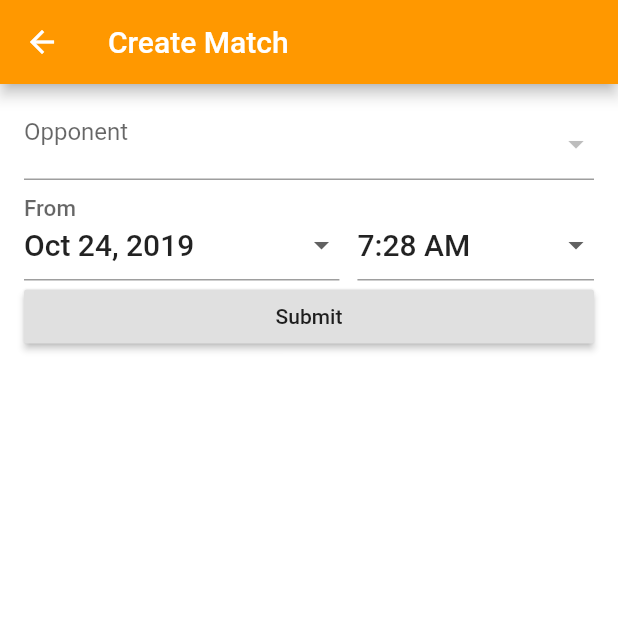
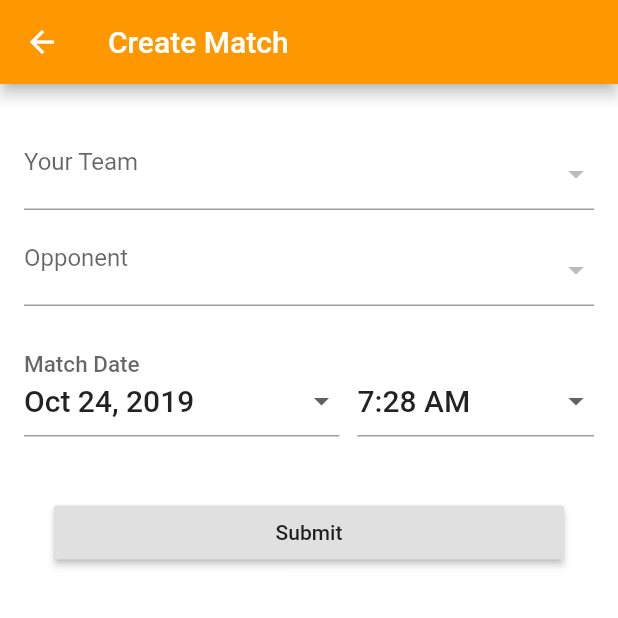
Before and after one commit to sullyTheDev/risky-biscuits, a Flutter app: the CreateMatchPage screen opened directly, after a tap on "Submit", on a phone screen of 412 x 824 dp, the top half of it. Run offline on Flutter 3.47's test engine with Material 2 defaults, Android fonts, the phone set to English and light mode, and no system bars; our stand-ins replace firebase_auth, flutter_colorpicker, flutter_slidable, flutter_svg; accounts and stored records are empty; network calls fail.

Commit message:
add create match

```diff
--- a/lib/models/match.model.dart
+++ b/lib/models/match.model.dart
@@ -1,7 +1,7 @@
 import 'dart:core';
 
 class MatchModel {
-  int id, challengerId, oppositionId, challengerScore, oppositionScore;
+  int id, challengerId, oppositionId, challengerScore, oppositionScore, rulesetId;
   String challengerName, oppositionName, oppositionColor, challengerColor;
   DateTime matchDate;
 
@@ -15,7 +15,8 @@ class MatchModel {
       this.oppositionName,
       this.matchDate,
       this.oppositionColor,
-      this.challengerColor});
+      this.challengerColor,
+      this.rulesetId});
   MatchModel.fromJson(Map<String, dynamic> data)
       : id = data['id'],
         challengerId = data['challengerId'],
@@ -26,5 +27,14 @@ class MatchModel {
         oppositionScore = data['oppositionScore'],
         oppositionColor = data['oppositionColor'],
         challengerColor = data['challengerColor'],
-        matchDate = DateTime.parse(data['matchDate']);
+        matchDate = DateTime.parse(data['matchDate']),
+        rulesetId = data['rulesetId'];
+  Map toMap() {
+    var map = new Map<String, String>();
+    map['challengerId'] = this.challengerId.toString();
+    map['oppositionId'] = this.oppositionId.toString();
+    map['matchDate'] = this.matchDate.toString();
+    map['rulesetId'] = this.rulesetId.toString();
+    return map;
+  }
 }
--- a/lib/screens/create-match.dart
+++ b/lib/screens/create-match.dart
@@ -16,8 +16,9 @@ class CreateMatchPage extends StatefulWidget {
 
 class _CreateMatchPageState extends State<CreateMatchPage> {
   final GlobalKey<FormState> _formKey = new GlobalKey<FormState>();
-  String _mySelection = null;
-  List<TeamModel> teams = [];
+  String _selectedTeam, _selectedOpponent = null;
+  List<TeamModel> opponents = [];
+  List<TeamModel> userTeams = [];
   DateTime _fromDate = DateTime.now();
   TimeOfDay _fromTime = const TimeOfDay(hour: 7, minute: 28);
   DateTime _toDate = DateTime.now();
@@ -25,31 +26,31 @@ class _CreateMatchPageState extends State<CreateMatchPage> {
   @override
   void initState() {
     super.initState();
-    this._getMatches();
+    this._getOpponents();
+    this._getUserTeams();
   }
 
   @override
   Widget build(BuildContext context) {
     return Scaffold(
       appBar: AppBar(title: const Text('Create Match')),
-      body: new SafeArea(
-          top: false,
-          bottom: false,
-          child: new Form(
+      body: new Form(
           key: _formKey,
           child: new ListView(
             padding: const EdgeInsets.symmetric(horizontal: 16.0),
             children: <Widget>[
-                  new FormField(
+              Padding(
+                padding: EdgeInsets.only(top: 20),
+                child: new FormField(
                   builder: (FormFieldState state) {
                     return InputDecorator(
                       decoration: InputDecoration(
-                          labelText: 'Opponent',
+                        labelText: 'Your Team',
                       ),
-                        isEmpty: teams.length == 0,
+                      isEmpty: userTeams.length == 0,
                       child: new DropdownButtonHideUnderline(
                         child: new DropdownButton(
-                            items: teams.map((item) {
+                          items: userTeams.map((item) {
                             return new DropdownMenuItem(
                               child: new Text(item.name),
                               value: item.id.toString(),
@@ -57,10 +58,37 @@ class _CreateMatchPageState extends State<CreateMatchPage> {
                           }).toList(),
                           onChanged: (newVal) {
                             setState(() {
-                                _mySelection = newVal;
+                              _selectedTeam = newVal;
                             });
                           },
-                            value: _mySelection,
+                          value: _selectedTeam,
+                        ),
+                      ),
+                    );
+                  },
+                ),
+              ),
+              new FormField(
+                builder: (FormFieldState state) {
+                  return InputDecorator(
+                    decoration: InputDecoration(
+                      labelText: 'Opponent',
+                    ),
+                    isEmpty: opponents.length == 0,
+                    child: new DropdownButtonHideUnderline(
+                      child: new DropdownButton(
+                        items: opponents.map((item) {
+                          return new DropdownMenuItem(
+                            child: new Text(item.name),
+                            value: item.id.toString(),
+                          );
+                        }).toList(),
+                        onChanged: (newVal) {
+                          setState(() {
+                            _selectedOpponent = newVal;
+                          });
+                        },
+                        value: _selectedOpponent,
                       ),
                     ),
                   );
@@ -68,24 +96,29 @@ class _CreateMatchPageState extends State<CreateMatchPage> {
               ),
               new FormField(
                 builder: (FormFieldState state) {
-                      return _DateTimePicker(
-                        labelText: 'From',
+                  return Padding(
+                      padding: EdgeInsets.only(top: 20),
+                      child: _DateTimePicker(
+                        labelText: 'Match Date',
                         selectedDate: _fromDate,
                         selectedTime: _fromTime,
                         selectDate: (DateTime date) {
                           setState(() {
                             _fromDate = date;
+                            print(_fromDate);
                           });
                         },
                         selectTime: (TimeOfDay time) {
                           setState(() {
                             _fromTime = time;
+                            print(_fromTime);
                           });
                         },
-                      );
+                      ));
                 },
               ),
               new Container(
+                  padding: EdgeInsets.only(top: 40, left: 20, right: 20),
                   child: new RaisedButton(
                     child: const Text('Submit'),
                     onPressed: () {
@@ -93,22 +126,38 @@ class _CreateMatchPageState extends State<CreateMatchPage> {
                     },
                   )),
             ],
-              ))),
+          )),
     );
   }
 
-  Future<List<TeamModel>> _getMatches() async {
+  Future<List<TeamModel>> _getOpponents() async {
+    // FirebaseUser user = await FirebaseAuth.instance.currentUser();
+    List<TeamModel> results;
+    var result = await http.get('http://10.0.2.2:54732/api/teams');
+    if (result.statusCode == 200) {
+      // print(result.body);
+      var data = json.decode(result.body) as List;
+      results = data.map<TeamModel>((j) => TeamModel.fromJson(j)).toList();
+
+      setState(() {
+        opponents = results;
+      });
+    }
+    return results;
+  }
+
+  Future<List<TeamModel>> _getUserTeams() async {
     FirebaseUser user = await FirebaseAuth.instance.currentUser();
     List<TeamModel> results;
     var result =
         await http.get('http://10.0.2.2:54732/api/teams?authId=${user.uid}');
     if (result.statusCode == 200) {
-      print(result.body);
+      // print(result.body);
       var data = json.decode(result.body) as List;
       results = data.map<TeamModel>((j) => TeamModel.fromJson(j)).toList();
 
       setState(() {
-        teams = results;
+        userTeams = results;
       });
     }
     return results;
@@ -121,9 +170,11 @@ class _CreateMatchPageState extends State<CreateMatchPage> {
       try {
         FirebaseUser user = await FirebaseAuth.instance.currentUser();
         var matchModel = MatchModel(
-            oppositionId: int.parse(_mySelection),
-            challengerId: 1,
-            matchDate: new DateTime.now());
+                oppositionId: int.parse(_selectedOpponent),
+                challengerId: int.parse(_selectedTeam),
+                matchDate: new DateTime(_fromDate.year, _fromDate.month, _fromDate.day, _fromTime.hour, _fromTime.minute),
+                rulesetId: 1)
+            .toMap();
         await http.post('http://10.0.2.2:54732/api/match',
             headers: {
               "Accept": "application/json",
--- a/lib/screens/home.dart
+++ b/lib/screens/home.dart
@@ -1,3 +1,4 @@
+import 'package:Risky_Biscuits/screens/create-match.dart';
 import 'package:Risky_Biscuits/screens/matches.dart';
 import 'package:Risky_Biscuits/screens/teams.dart';
 import 'package:firebase_auth/firebase_auth.dart';
@@ -35,7 +36,7 @@ class _HomeState extends State<Home> {
         return ScoresPage();
         break;
       case 1:
-        return MatchPage();
+        return CreateMatchPage();
         break;
       case 2:
         return LeaderboardPage();
```
Lines whose indentation alone changed are shown as unchanged.
